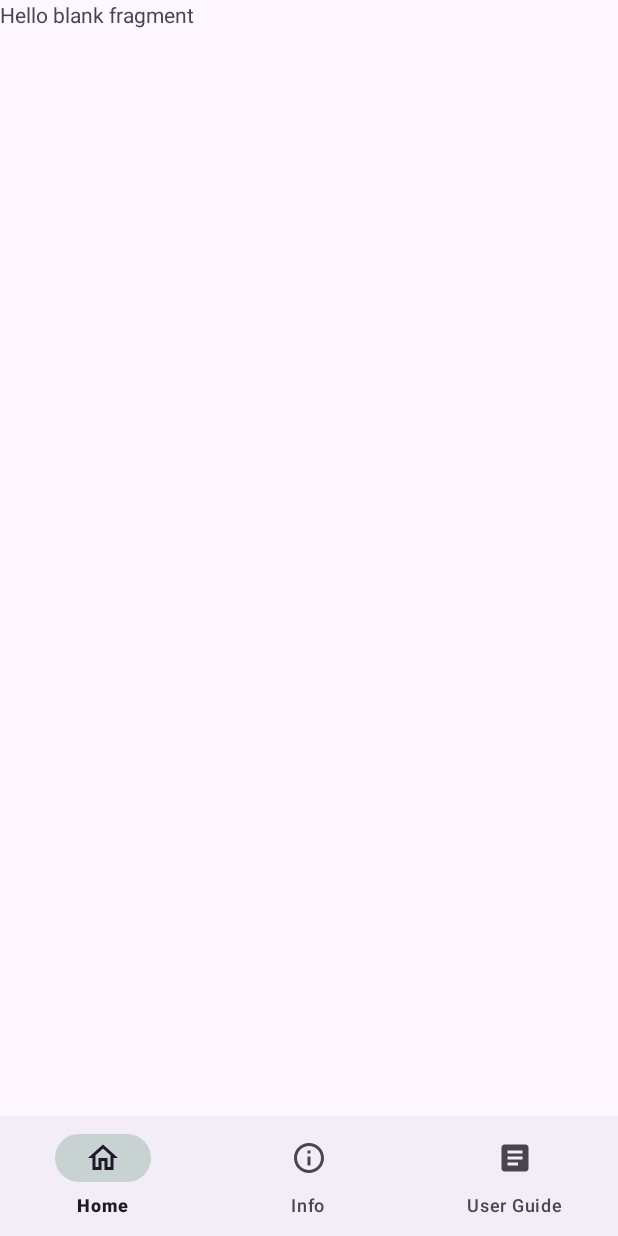
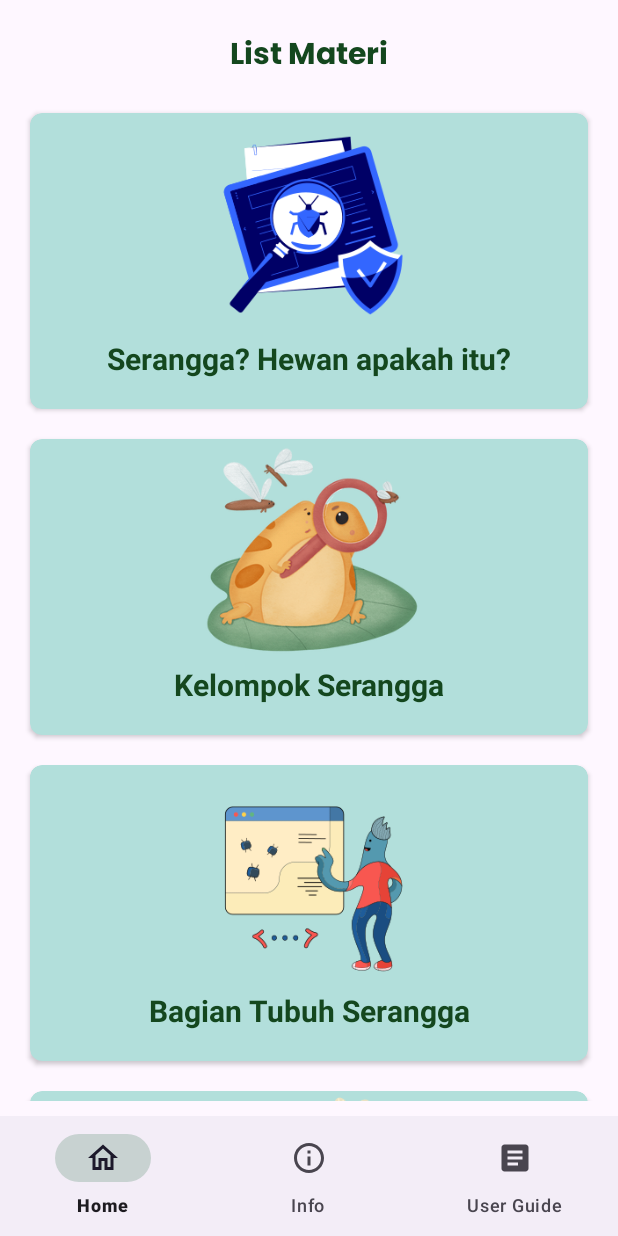
Before and after one commit to krisnasirait/Insecta, an Android app: the screen it shows after launch (MainActivity), on a phone screen of 412 x 824 dp. Run offline under Robolectric (Android 15) with nearby library versions, the phone set to English and light mode, and no system bars; our stand-ins replace navigation-ui.

Commit message:
added rv to see lessons in HomeFragment

```diff
--- a/app/build.gradle
+++ b/app/build.gradle
@@ -52,4 +52,8 @@ dependencies {
 
     //lottie
     implementation 'com.airbnb.android:lottie:6.0.0'
+
+    //Glide
+    implementation 'com.github.bumptech.glide:glide:4.15.0'
+    annotationProcessor 'com.github.bumptech.glide:compiler:4.15.0'
 }
--- a/app/src/main/java/com/insecta/edu/HomeFragment.kt
+++ b/app/src/main/java/com/insecta/edu/HomeFragment.kt
@@ -5,15 +5,67 @@ import androidx.fragment.app.Fragment
 import android.view.LayoutInflater
 import android.view.View
 import android.view.ViewGroup
+import androidx.recyclerview.widget.LinearLayoutManager
+import com.insecta.edu.adapter.LessonAdapter
+import com.insecta.edu.data.LessonsItem
+import com.insecta.edu.databinding.FragmentHomeBinding
 
 
-class HomeFragment : Fragment() {
+class HomeFragment : Fragment(), LessonAdapter.OnItemClickListener  {
+
+    private lateinit var binding: FragmentHomeBinding
 
     override fun onCreateView(
         inflater: LayoutInflater, container: ViewGroup?,
         savedInstanceState: Bundle?
-    ): View? {
-        // Inflate the layout for this fragment
-        return inflater.inflate(R.layout.fragment_home, container, false)
+    ): View {
+        binding = FragmentHomeBinding.inflate(inflater, container, false)
+        return binding.root
+    }
+
+    override fun onViewCreated(view: View, savedInstanceState: Bundle?) {
+        super.onViewCreated(view, savedInstanceState)
+        setupRecyclerView()
+    }
+
+    private fun setupRecyclerView() {
+        val lessons = createDummyData()
+        val adapter = LessonAdapter(this)
+        binding.rvMateri.layoutManager = LinearLayoutManager(context)
+        binding.rvMateri.adapter = adapter
+        adapter.setData(lessons)
+    }
+
+    fun createDummyData(): List<LessonsItem> {
+        return listOf(
+            LessonsItem(
+                lessonId = "Lesson1",
+                lessonTitle = "Serangga? Hewan apakah itu?",
+                lessonDescription = "This is a lesson about eating.",
+                lessonImage = R.drawable.serangga
+            ),
+            LessonsItem(
+                lessonId = "Lesson2",
+                lessonTitle = "Kelompok Serangga",
+                lessonDescription = "This is a lesson about studying.",
+                lessonImage = R.drawable.kelompok
+            ),
+            LessonsItem(
+                lessonId = "Lesson3",
+                lessonTitle = "Bagian Tubuh Serangga",
+                lessonDescription = "This is a lesson about drinking.",
+                lessonImage = R.drawable.bagian
+            ),
+            LessonsItem(
+                lessonId = "Lesson4",
+                lessonTitle = "Metamorfosis Serangga",
+                lessonDescription = "This is a lesson about seeing.",
+                lessonImage = R.drawable.metamorph
+            )
+        )
+    }
+
+    override fun onItemUserListClicked(lessonId: String) {
+        TODO("Not yet implemented")
     }
 }
--- /dev/null
+++ b/app/src/main/java/com/insecta/edu/adapter/LessonsAdapter.kt
@@ -0,0 +1,62 @@
+package com.insecta.edu.adapter
+
+import android.annotation.SuppressLint
+import android.view.LayoutInflater
+import android.view.ViewGroup
+import androidx.recyclerview.widget.RecyclerView
+import com.bumptech.glide.Glide
+import com.bumptech.glide.load.engine.DiskCacheStrategy
+import com.insecta.edu.data.LessonsItem
+import com.insecta.edu.databinding.ItemMateriBinding
+
+class LessonAdapter(
+    private val itemClickListener: OnItemClickListener
+) : RecyclerView.Adapter<LessonAdapter.LessonViewHolder>() {
+
+    private val itemList = mutableListOf<LessonsItem>()
+
+    inner class LessonViewHolder(private val binding: ItemMateriBinding) :
+        RecyclerView.ViewHolder(binding.root) {
+        fun bind(item: LessonsItem) {
+            binding.apply {
+                tvTitle.text = item.lessonTitle
+                Glide.with(root)
+                    .load(item.lessonImage)
+                    .diskCacheStrategy(DiskCacheStrategy.ALL)
+                    .into(ivImage)
+                root.setOnClickListener {
+                    itemClickListener.onItemUserListClicked(item.lessonId)
+                }
+            }
+        }
+    }
+
+    override fun onCreateViewHolder(parent: ViewGroup, viewType: Int): LessonViewHolder {
+        return LessonViewHolder(
+            ItemMateriBinding.inflate(
+                LayoutInflater.from(parent.context),
+                parent,
+                false
+            )
+        )
+    }
+
+    override fun getItemCount(): Int {
+        return itemList.size
+    }
+
+    override fun onBindViewHolder(holder: LessonViewHolder, position: Int) {
+        itemList[position].let { holder.bind(it) }
+    }
+
+    @SuppressLint("NotifyDataSetChanged")
+    fun setData(data: List<LessonsItem>) {
+        itemList.clear()
+        itemList.addAll(data)
+        notifyDataSetChanged()
+    }
+
+    interface OnItemClickListener {
+        fun onItemUserListClicked(lessonId: String)
+    }
+}
--- /dev/null
+++ b/app/src/main/java/com/insecta/edu/data/LessonsItem.kt
@@ -0,0 +1,8 @@
+package com.insecta.edu.data
+
+data class LessonsItem(
+    val lessonId: String,
+    val lessonTitle: String,
+    val lessonDescription: String,
+    val lessonImage: Int
+)
--- a/app/src/main/res/layout/fragment_home.xml
+++ b/app/src/main/res/layout/fragment_home.xml
@@ -1,14 +1,37 @@
 <?xml version="1.0" encoding="utf-8"?>
-<FrameLayout xmlns:android="http://schemas.android.com/apk/res/android"
+<androidx.constraintlayout.widget.ConstraintLayout xmlns:android="http://schemas.android.com/apk/res/android"
     xmlns:tools="http://schemas.android.com/tools"
     android:layout_width="match_parent"
     android:layout_height="match_parent"
+    xmlns:app="http://schemas.android.com/apk/res-auto"
     tools:context=".HomeFragment">
 
-    <!-- TODO: Update blank fragment layout -->
     <TextView
+        android:id="@+id/tvTitle"
+        android:layout_width="wrap_content"
+        android:layout_height="wrap_content"
+        android:fontFamily="@font/poppins_bold"
+        android:text="List Materi"
+        app:layout_constraintStart_toStartOf="parent"
+        app:layout_constraintEnd_toEndOf="parent"
+        app:layout_constraintTop_toTopOf="parent"
+        android:layout_marginTop="20dp"
+        android:textColor="@color/green_dark"
+        android:textSize="20sp" />
+
+    <androidx.recyclerview.widget.RecyclerView
+        android:id="@+id/rvMateri"
         android:layout_width="match_parent"
-        android:layout_height="match_parent"
-        android:text="@string/hello_blank_fragment" />
+        android:layout_height="0dp"
+        app:layout_constraintEnd_toEndOf="parent"
+        app:layout_constraintStart_toStartOf="parent"
+        app:layout_constraintTop_toBottomOf="@id/tvTitle"
+        app:layout_constraintBottom_toBottomOf="parent"
+        android:layout_marginBottom="40dp"
+        android:layout_margin="10dp"/>
 
-</FrameLayout>
+
+
+
+
+</androidx.constraintlayout.widget.ConstraintLayout>
--- /dev/null
+++ b/app/src/main/res/layout/item_materi.xml
@@ -0,0 +1,39 @@
+<?xml version="1.0" encoding="utf-8"?>
+<androidx.cardview.widget.CardView xmlns:android="http://schemas.android.com/apk/res/android"
+    android:layout_width="match_parent"
+    android:layout_height="wrap_content"
+    xmlns:app="http://schemas.android.com/apk/res-auto"
+    app:cardCornerRadius="8dp"
+    android:backgroundTint="#B2DFDB"
+    android:layout_margin="10dp">
+
+    <androidx.constraintlayout.widget.ConstraintLayout
+        android:layout_width="match_parent"
+        android:layout_height="wrap_content">
+        <ImageView
+            android:id="@+id/ivImage"
+            android:layout_width="150dp"
+            android:layout_height="wrap_content"
+            android:layout_gravity="center"
+            android:src="@drawable/serangga"
+            app:layout_constraintTop_toTopOf="parent"
+            app:layout_constraintStart_toStartOf="parent"
+            app:layout_constraintEnd_toEndOf="parent"/>
+
+        <TextView
+            android:id="@+id/tvTitle"
+            android:layout_width="wrap_content"
+            android:layout_height="wrap_content"
+            android:textSize="20sp"
+            android:textColor="@color/green_dark"
+            android:layout_gravity="center"
+            android:textStyle="bold"
+            android:text="Serangga? Hewan Apakah itu"
+            app:layout_constraintBottom_toBottomOf="parent"
+            app:layout_constraintStart_toStartOf="parent"
+            app:layout_constraintEnd_toEndOf="parent"
+            android:layout_marginBottom="20dp"
+            app:layout_constraintTop_toBottomOf="@id/ivImage"/>
+    </androidx.constraintlayout.widget.ConstraintLayout>
+
+</androidx.cardview.widget.CardView>
```
Also changed, not shown: app/src/main/res/drawable/bagian.png (added), app/src/main/res/drawable/insect_study.png (added), app/src/main/res/drawable/kelompok.png (added), app/src/main/res/drawable/metamorph.png (added), app/src/main/res/drawable/serangga.png (added).
